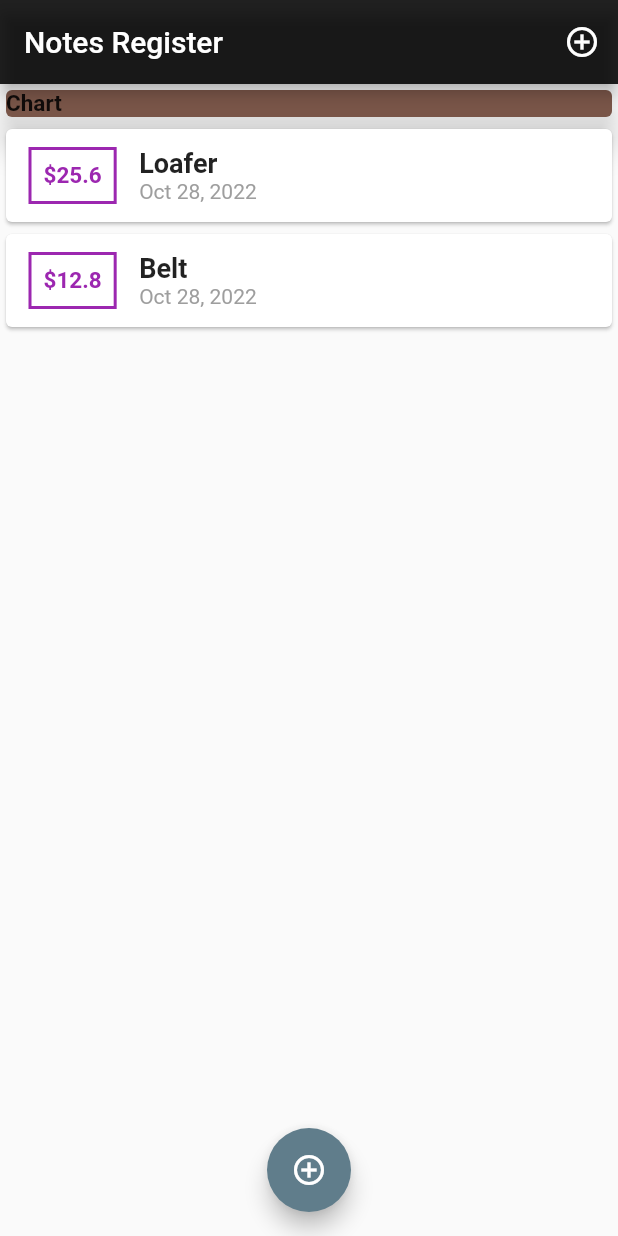
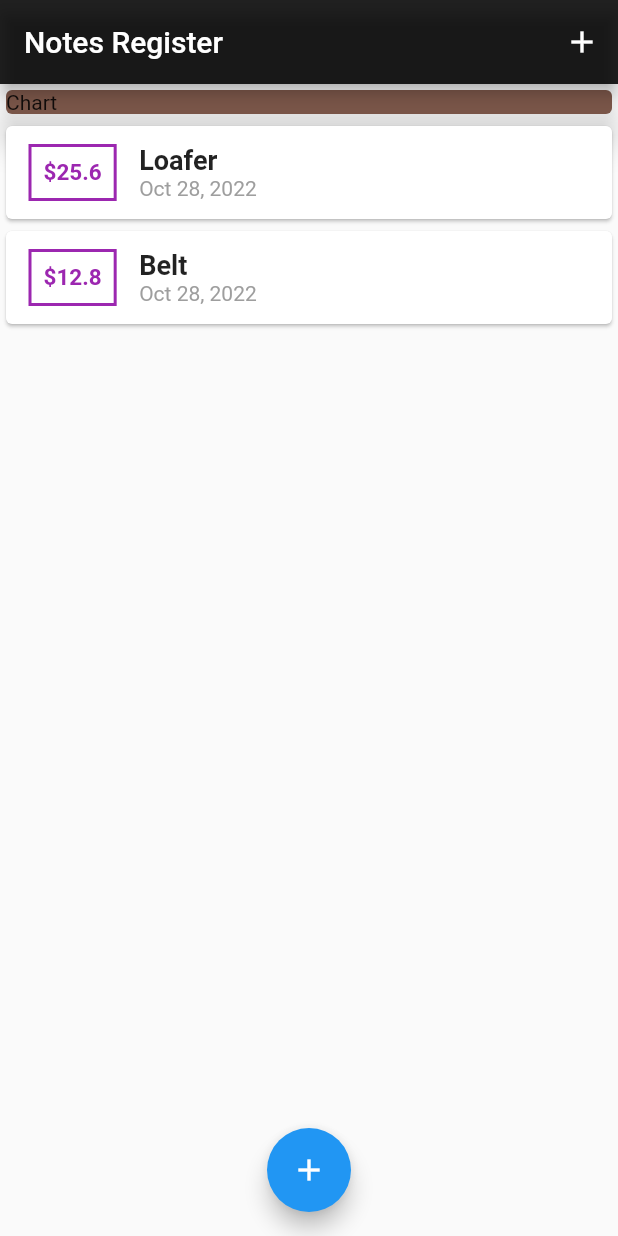
Before and after one commit to abu271200/Notes, a Flutter app: the screen it shows after launch, on a phone screen of 412 x 824 dp. Run offline on Flutter 3.47's test engine with Material 2 defaults, Android fonts, the phone set to English and light mode, and no system bars.

Commit message:
Cleared error

```diff
--- a/lib/main.dart
+++ b/lib/main.dart
@@ -1,16 +1,27 @@
-import './widgets/new_transaction.dart';
 import 'package:flutter/material.dart';
 import './models/trasaction.dart';
+import './widgets/new_transaction.dart';
 import './widgets/transaction_list.dart';
 
 void main(){
   runApp(MyApp());
 }
-class MyApp extends StatefulWidget {
+class MyApp extends StatelessWidget {
 @override
-  State<MyApp> createState() => _MyAppState();
+  Widget build(BuildContext context) {
+    return MaterialApp(
+      debugShowCheckedModeBanner: false,
+      title: 'Asd',
+      home: MyHomePage(),
+    );
   }
-class _MyAppState extends State<MyApp> {
+}
+
+class MyHomePage extends StatefulWidget {
+  @override
+  State<MyHomePage> createState() => _MyHomePage();
+}
+class _MyHomePage extends State<MyHomePage> {
   final List<Transaction> _userTransactions=[
     Transaction(
       id:'t1',
@@ -25,7 +36,7 @@ class _MyAppState extends State<MyApp> {
       date:DateTime.now()
     ),
   ];
-  void _addNewTransaction(String txTitle,double txAmount){
+  void _addNewTransaction(String txTitle, double txAmount){
     final newTx = Transaction(
     title: txTitle,
     amount: txAmount,
@@ -38,7 +49,7 @@ class _MyAppState extends State<MyApp> {
   }
   //String title = 'titleInput';
       void _startAddNewTransaction(BuildContext ctx){
-        showBottomSheet(
+        showModalBottomSheet(
           context: ctx,
           builder:(_){
           return NewTransaction(_addNewTransaction);
@@ -47,18 +58,16 @@ class _MyAppState extends State<MyApp> {
 
 @override
   Widget build(BuildContext context) {
-        return MaterialApp(
-      debugShowCheckedModeBanner: false,
-        home:Scaffold(
+        return Scaffold(
           appBar: AppBar(
           backgroundColor: Colors.black87,
           title:Text('Notes Register'),
           actions: [
-              IconButton(
-                icon:Icon(Icons.add_circle_outline_sharp),
-              onPressed:()=>
+            IconButton(icon: Icon(Icons.add),
+            onPressed: () =>
               _startAddNewTransaction(context),
-              ),
+
+            )
           ],
           ),
         body:SingleChildScrollView(
@@ -69,10 +78,7 @@ class _MyAppState extends State<MyApp> {
                   width: double.infinity,
                   child: Card(
                     color: Colors.brown,
-                    child: Text('Chart',
-                    style: TextStyle(fontSize:15,
-                      fontWeight: FontWeight.bold),
-                      ),
+                    child: Text('Chart'),
                       elevation: 9,
                       ),
                    ),
@@ -82,11 +88,9 @@ class _MyAppState extends State<MyApp> {
         ),
         floatingActionButtonLocation: FloatingActionButtonLocation.centerFloat,
         floatingActionButton: FloatingActionButton(
-          backgroundColor: Colors.blueGrey,
-          child: Icon(Icons.add_circle_outline),
-          onPressed: ()=>
+          child: Icon(Icons.add),
+          onPressed: () =>
             _startAddNewTransaction(context),
-        ) ,
         ),
         );
   }
```
Lines whose indentation alone changed are shown as unchanged.
